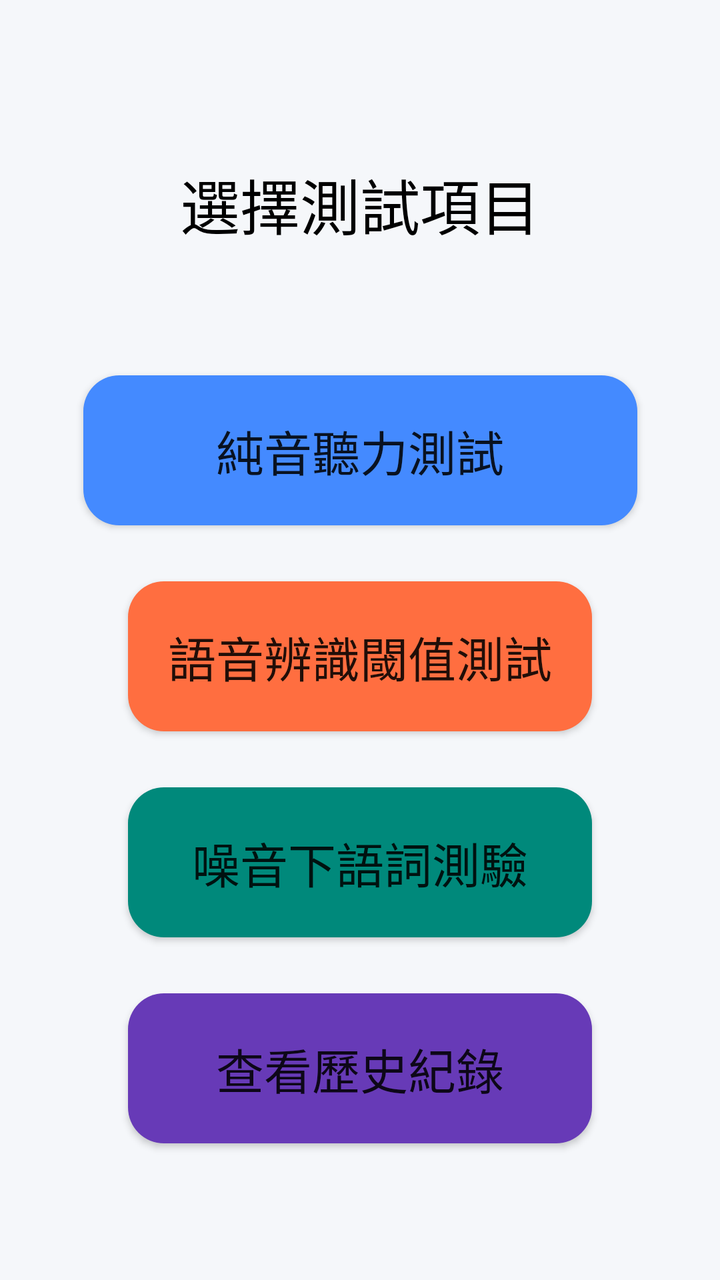
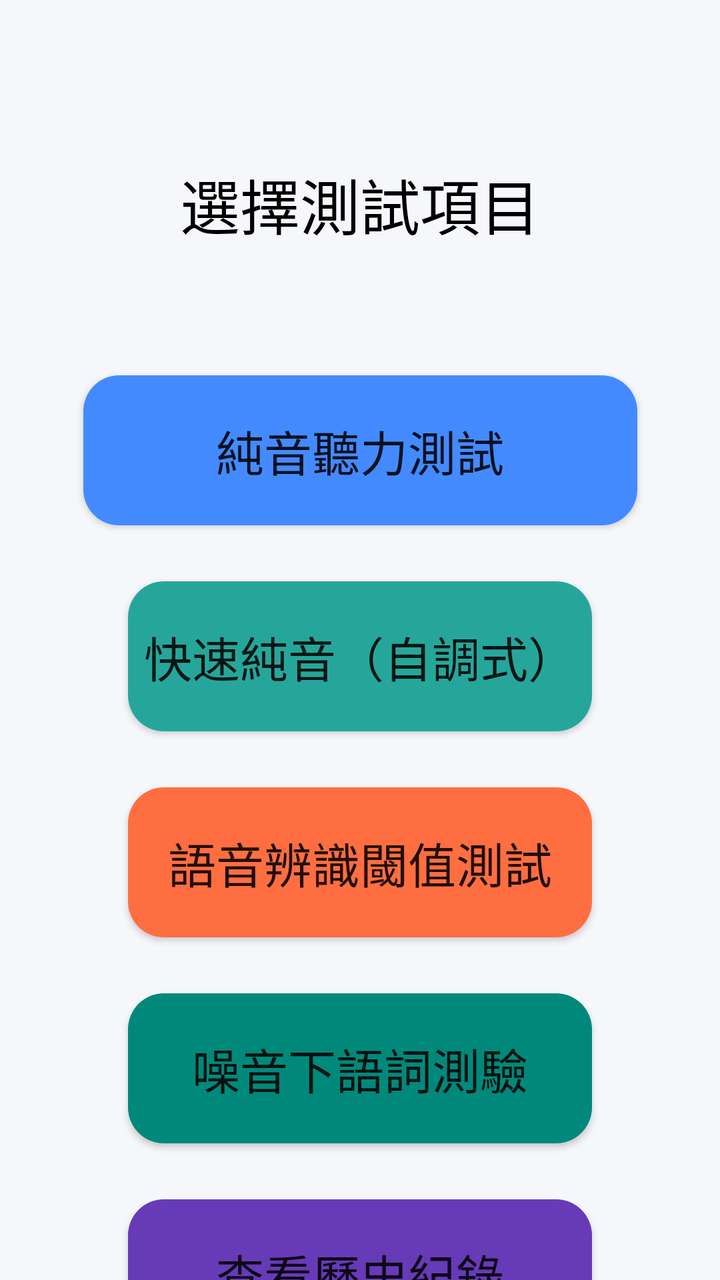

Before-and-after screenshots of an Android layout around one commit, followed by the original layout XML and the change that was made.
<!-- AndroidManifest.xml: activity theme Theme.AppCompat.Light.NoActionBar -->
<!-- res/layout/activity_test_select.xml -->
<?xml version="1.0" encoding="utf-8"?>
<androidx.constraintlayout.widget.ConstraintLayout xmlns:android="http://schemas.android.com/apk/res/android"
    xmlns:app="http://schemas.android.com/apk/res-auto"
    xmlns:tools="http://schemas.android.com/tools"
    android:layout_width="match_parent"
    android:layout_height="match_parent"
    android:fitsSystemWindows="true"
    android:background="#F5F7FA"
    tools:context=".TestSelectActivity">

    <TextView
        android:id="@+id/textView_test_select_title"
        android:layout_width="wrap_content"
        android:layout_height="wrap_content"
        android:layout_marginTop="80dp"
        android:text="@string/testSelect_title"
        android:textSize="30sp"
        android:textColor="@android:color/black"
        app:layout_constraintTop_toTopOf="parent"
        app:layout_constraintStart_toStartOf="parent"
        app:layout_constraintEnd_toEndOf="parent" />

    <Button
        android:id="@+id/button_pure_tone_test"
        android:layout_width="277dp"
        android:layout_height="75dp"
        android:layout_marginStart="64dp"
        android:layout_marginTop="64dp"
        android:layout_marginEnd="64dp"
        android:backgroundTint="#448AFF"
        android:text="@string/testSelect_button_PureToneTest"
        android:textSize="24sp"
        app:layout_constraintEnd_toEndOf="parent"
        app:layout_constraintStart_toStartOf="parent"
        app:layout_constraintTop_toBottomOf="@+id/textView_test_select_title"
        android:background="@drawable/rounded_button" />

    <Button
        android:id="@+id/button_speech_audiometry"
        android:layout_width="0dp"
        android:layout_height="75dp"
        android:layout_marginStart="64dp"
        android:layout_marginTop="28dp"
        android:layout_marginEnd="64dp"
        android:backgroundTint="#FF6E40"
        android:text="@string/testSelect_button_SpeechAudiometry"
        android:textSize="24sp"
        app:layout_constraintEnd_toEndOf="parent"
        app:layout_constraintHorizontal_bias="0.0"
        app:layout_constraintStart_toStartOf="parent"
        app:layout_constraintTop_toBottomOf="@+id/button_pure_tone_test"
        android:background="@drawable/rounded_button" />

    <Button
        android:id="@+id/button_ssn_test"
        android:layout_width="0dp"
        android:layout_height="75dp"
        android:layout_marginStart="64dp"
        android:layout_marginTop="28dp"
        android:layout_marginEnd="64dp"
        android:backgroundTint="#00897B"
        android:text="噪音下語詞測驗"
        android:textSize="24sp"
        app:layout_constraintEnd_toEndOf="parent"
        app:layout_constraintStart_toStartOf="parent"
        app:layout_constraintTop_toBottomOf="@+id/button_speech_audiometry"
        android:background="@drawable/rounded_button" />

    <Button
        android:id="@+id/button_view_history"
        android:layout_width="0dp"
        android:layout_height="75dp"
        android:layout_marginStart="64dp"
        android:layout_marginTop="28dp"
        android:layout_marginEnd="64dp"
        android:backgroundTint="#673AB7"
        android:text="@string/testSelect_button_ViewHistory"
        android:textSize="24sp"
        app:layout_constraintEnd_toEndOf="parent"
        app:layout_constraintStart_toStartOf="parent"
        app:layout_constraintTop_toBottomOf="@+id/button_ssn_test"
        android:background="@drawable/rounded_button" />

</androidx.constraintlayout.widget.ConstraintLayout>
<!-- resources referenced by this layout -->
<resources>
  <!-- drawable rounded_button (drawable) -->
  <?xml version="1.0" encoding="utf-8"?>
  <shape xmlns:android="http://schemas.android.com/apk/res/android"
      android:shape="rectangle">
      <solid android:color="#FFFFFF" />
      <corners android:radius="18dp" />
  </shape>
  <string name="testSelect_button_PureToneTest">純音聽力測試</string>
  <string name="testSelect_button_SpeechAudiometry">語音辨識閾值測試</string>
  <string name="testSelect_button_ViewHistory">查看歷史紀錄</string>
  <string name="testSelect_title">選擇測試項目</string>
</resources>

<!-- the commit's change to res/layout/activity_test_select.xml (unified diff, before → after) -->
@@ -36,6 +36,21 @@
         android:background="@drawable/rounded_button" />
 
     <Button
+        android:id="@+id/button_self_adjust_pta"
+        android:layout_width="0dp"
+        android:layout_height="75dp"
+        android:layout_marginStart="64dp"
+        android:layout_marginTop="28dp"
+        android:layout_marginEnd="64dp"
+        android:backgroundTint="#26A69A"
+        android:text="快速純音（自調式）"
+        android:textSize="24sp"
+        app:layout_constraintEnd_toEndOf="parent"
+        app:layout_constraintStart_toStartOf="parent"
+        app:layout_constraintTop_toBottomOf="@+id/button_pure_tone_test"
+        android:background="@drawable/rounded_button" />
+
+    <Button
         android:id="@+id/button_speech_audiometry"
         android:layout_width="0dp"
         android:layout_height="75dp"
@@ -48,7 +63,7 @@
         app:layout_constraintEnd_toEndOf="parent"
         app:layout_constraintHorizontal_bias="0.0"
         app:layout_constraintStart_toStartOf="parent"
-        app:layout_constraintTop_toBottomOf="@+id/button_pure_tone_test"
+        app:layout_constraintTop_toBottomOf="@+id/button_self_adjust_pta"
         android:background="@drawable/rounded_button" />
 
     <Button
